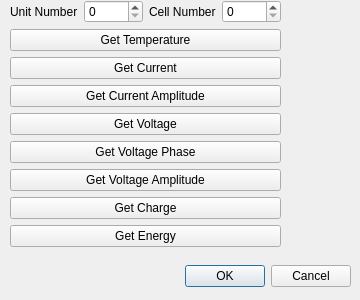
Above: test.ui from Lexcelon/batlab-toolkit-gui before the change. Below: the same form after it.
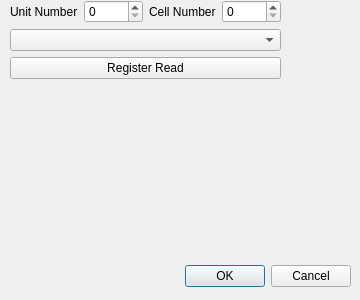
That is the form after the change.

```diff
--- a/test.ui
+++ b/test.ui
@@ -35,7 +35,7 @@
      <x>10</x>
      <y>0</y>
      <width>271</width>
-     <height>256</height>
+     <height>79</height>
     </rect>
    </property>
    <layout class="QVBoxLayout" name="verticalLayout">
@@ -64,58 +64,12 @@
      </layout>
     </item>
     <item>
-     <widget class="QPushButton" name="tempButton">
-      <property name="text">
-       <string>Get Temperature</string>
-      </property>
-     </widget>
+     <widget class="QComboBox" name="comboBox"/>
     </item>
     <item>
      <widget class="QPushButton" name="currentButton">
       <property name="text">
-       <string>Get Current</string>
-      </property>
-     </widget>
-    </item>
-    <item>
-     <widget class="QPushButton" name="currentAmpButton">
-      <property name="text">
-       <string>Get Current Amplitude</string>
-      </property>
-     </widget>
-    </item>
-    <item>
-     <widget class="QPushButton" name="voltageButton">
-      <property name="text">
-       <string>Get Voltage</string>
-      </property>
-     </widget>
-    </item>
-    <item>
-     <widget class="QPushButton" name="voltagePhaseButton">
-      <property name="text">
-       <string>Get Voltage Phase</string>
-      </property>
-     </widget>
-    </item>
-    <item>
-     <widget class="QPushButton" name="voltageAmpButton">
-      <property name="text">
-       <string>Get Voltage Amplitude</string>
-      </property>
-     </widget>
-    </item>
-    <item>
-     <widget class="QPushButton" name="chargeButton">
-      <property name="text">
-       <string>Get Charge</string>
-      </property>
-     </widget>
-    </item>
-    <item>
-     <widget class="QPushButton" name="energyButton">
-      <property name="text">
-       <string>Get Energy</string>
+       <string>Register Read</string>
       </property>
      </widget>
     </item>
```
Left out of the diff: 2 changed lines with no effect on the pictures.
